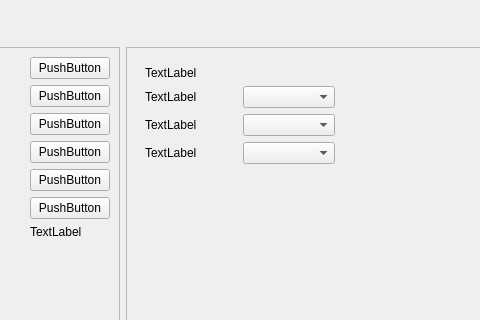
The window that mainwidget.ui (iamsaywhat/cutecom-terminal) describes before a commit, drawn with Qt 5; both pictures show x 203 to 683 and y 0 to 320 of the 784 by 538 pixel window.
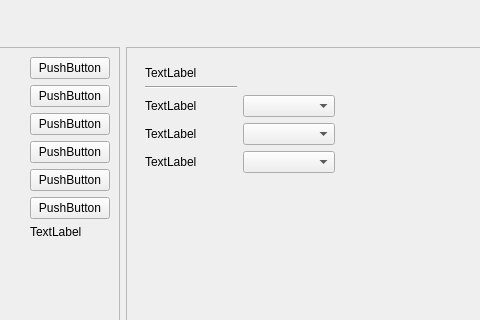
The same window after the commit.

```diff
--- a/mainwidget.ui
+++ b/mainwidget.ui
@@ -568,7 +568,37 @@
                  </widget>
                  <widget class="QWidget" name="generalPage">
                   <layout class="QGridLayout" name="gridLayout_9">
-                   <item row="4" column="0">
+                   <item row="2" column="0">
+                    <widget class="QLabel" name="labelTheme">
+                     <property name="text">
+                      <string>TextLabel</string>
+                     </property>
+                    </widget>
+                   </item>
+                   <item row="0" column="0" colspan="2">
+                    <widget class="QLabel" name="labelSectionGeneral">
+                     <property name="text">
+                      <string>TextLabel</string>
+                     </property>
+                    </widget>
+                   </item>
+                   <item row="4" column="1">
+                    <widget class="QComboBox" name="comboBoxCodec"/>
+                   </item>
+                   <item row="3" column="0">
+                    <widget class="QLabel" name="labelLanguage">
+                     <property name="text">
+                      <string>TextLabel</string>
+                     </property>
+                    </widget>
+                   </item>
+                   <item row="2" column="1">
+                    <widget class="QComboBox" name="comboBoxTheme"/>
+                   </item>
+                   <item row="3" column="1">
+                    <widget class="QComboBox" name="comboBoxLanguage"/>
+                   </item>
+                   <item row="5" column="0">
                     <spacer name="verticalSpacer_6">
                      <property name="orientation">
                       <enum>Qt::Vertical</enum>
@@ -581,43 +611,20 @@
                      </property>
                     </spacer>
                    </item>
-                   <item row="1" column="1">
-                    <widget class="QComboBox" name="comboBoxTheme"/>
-                   </item>
-                   <item row="1" column="0">
-                    <widget class="QLabel" name="labelTheme">
-                     <property name="text">
-                      <string>TextLabel</string>
-                     </property>
-                    </widget>
-                   </item>
-                   <item row="0" column="0" colspan="2">
-                    <widget class="QLabel" name="labelSectionGeneral">
-                     <property name="text">
-                      <string>TextLabel</string>
-                     </property>
-                    </widget>
-                   </item>
-                   <item row="2" column="1">
-                    <widget class="QComboBox" name="comboBoxLanguage"/>
-                   </item>
-                   <item row="3" column="1">
-                    <widget class="QComboBox" name="comboBoxCodec"/>
-                   </item>
-                   <item row="2" column="0">
-                    <widget class="QLabel" name="labelLanguage">
-                     <property name="text">
-                      <string>TextLabel</string>
-                     </property>
-                    </widget>
-                   </item>
-                   <item row="3" column="0">
+                   <item row="4" column="0">
                     <widget class="QLabel" name="labelCodec">
                      <property name="text">
                       <string>TextLabel</string>
                      </property>
                     </widget>
                    </item>
+                   <item row="1" column="0">
+                    <widget class="Line" name="line">
+                     <property name="orientation">
+                      <enum>Qt::Horizontal</enum>
+                     </property>
+                    </widget>
+                   </item>
                   </layout>
                  </widget>
                  <widget class="QWidget" name="consoleSettingPage">
```
